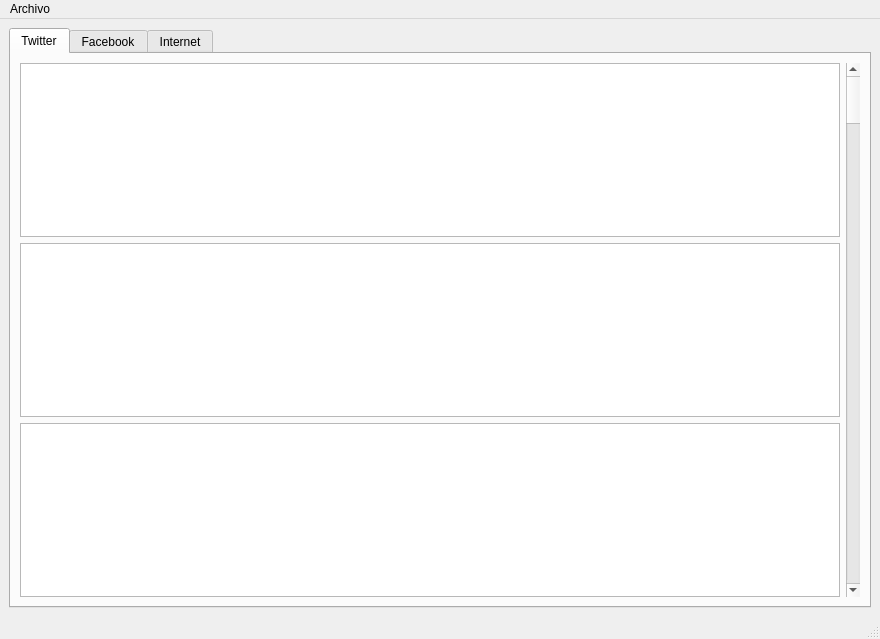
Qt form mainwindow.ui (DzThor/website-analytics-app) before a commit.
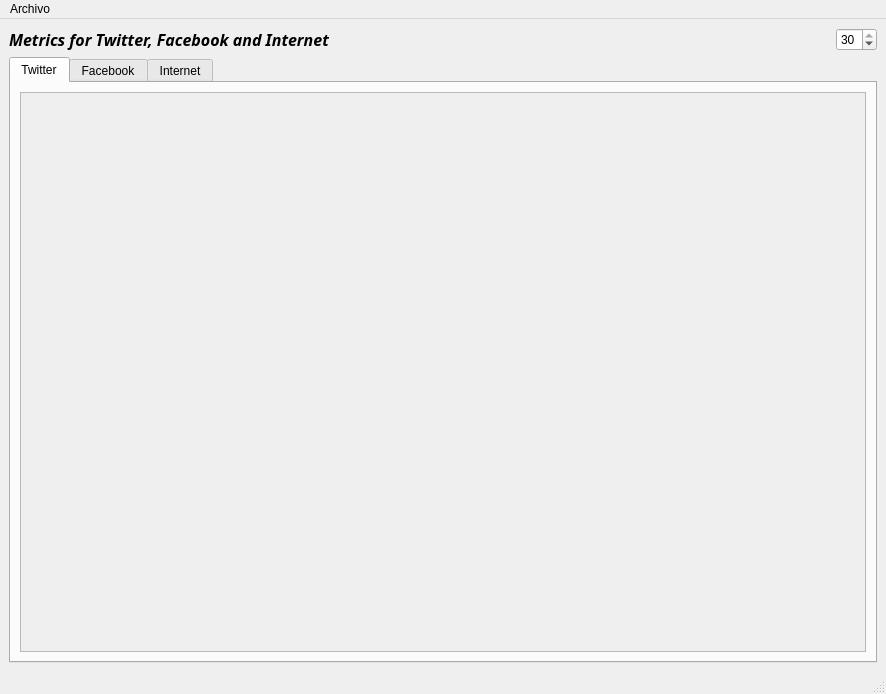
The same form after that commit.

What changed in the file:
```diff
--- a/mainwindow.ui
+++ b/mainwindow.ui
@@ -6,10 +6,16 @@
    <rect>
     <x>0</x>
     <y>0</y>
-    <width>880</width>
-    <height>639</height>
+    <width>886</width>
+    <height>694</height>
    </rect>
   </property>
+  <property name="sizePolicy">
+   <sizepolicy hsizetype="Expanding" vsizetype="Preferred">
+    <horstretch>0</horstretch>
+    <verstretch>0</verstretch>
+   </sizepolicy>
+  </property>
   <property name="windowTitle">
    <string>Website Analytics</string>
   </property>
@@ -20,17 +26,57 @@
    <enum>QTabWidget::Triangular</enum>
   </property>
   <widget class="QWidget" name="centralwidget">
-   <property name="maximumSize">
-    <size>
-     <width>813</width>
-     <height>577</height>
-    </size>
-   </property>
-   <layout class="QGridLayout" name="gridLayout">
-    <property name="sizeConstraint">
-     <enum>QLayout::SetMaximumSize</enum>
-    </property>
-    <item row="1" column="0">
+   <layout class="QVBoxLayout" name="verticalLayout_6">
+    <item>
+     <layout class="QHBoxLayout" name="horizontalLayout_2">
+      <property name="sizeConstraint">
+       <enum>QLayout::SetFixedSize</enum>
+      </property>
+      <item>
+       <widget class="QLabel" name="label">
+        <property name="font">
+         <font>
+          <family>Segoe UI Semibold</family>
+          <pointsize>12</pointsize>
+          <weight>75</weight>
+          <italic>true</italic>
+          <bold>true</bold>
+         </font>
+        </property>
+        <property name="text">
+         <string>Metrics for Twitter, Facebook and Internet</string>
+        </property>
+        <property name="wordWrap">
+         <bool>false</bool>
+        </property>
+       </widget>
+      </item>
+      <item>
+       <spacer name="horizontalSpacer">
+        <property name="orientation">
+         <enum>Qt::Horizontal</enum>
+        </property>
+        <property name="sizeHint" stdset="0">
+         <size>
+          <width>40</width>
+          <height>20</height>
+         </size>
+        </property>
+       </spacer>
+      </item>
+      <item>
+       <widget class="QSpinBox" name="spinBox">
+        <property name="maximum">
+         <number>30</number>
+        </property>
+        <property name="value">
+         <number>30</number>
+        </property>
+       </widget>
+      </item>
+     </layout>
+    </item>
+    <item>
      <widget class="QTabWidget" name="tabWidget">
       <property name="currentIndex">
        <number>0</number>
@@ -39,24 +85,67 @@
        <attribute name="title">
         <string>Twitter</string>
        </attribute>
-       <layout class="QGridLayout" name="gridLayout_2">
-        <item row="0" column="0">
-         <widget class="QGraphicsView" name="graphicsView"/>
-        </item>
-        <item row="1" column="0">
-         <widget class="QGraphicsView" name="graphicsView_2"/>
-        </item>
-        <item row="2" column="0">
-         <widget class="QGraphicsView" name="graphicsView_3"/>
-        </item>
-        <item row="0" column="1" rowspan="3">
-         <widget class="QScrollBar" name="verticalScrollBar">
-          <property name="layoutDirection">
-           <enum>Qt::RightToLeft</enum>
+       <layout class="QVBoxLayout" name="verticalLayout_2">
+        <item>
+         <widget class="QScrollArea" name="TwitterScrollArea">
+          <property name="focusPolicy">
+           <enum>Qt::NoFocus</enum>
           </property>
-          <property name="orientation">
-           <enum>Qt::Vertical</enum>
+          <property name="frameShadow">
+           <enum>QFrame::Plain</enum>
           </property>
+          <property name="verticalScrollBarPolicy">
+           <enum>Qt::ScrollBarAsNeeded</enum>
+          </property>
+          <property name="horizontalScrollBarPolicy">
+           <enum>Qt::ScrollBarAsNeeded</enum>
+          </property>
+          <property name="sizeAdjustPolicy">
+           <enum>QAbstractScrollArea::AdjustToContentsOnFirstShow</enum>
+          </property>
+          <property name="widgetResizable">
+           <bool>true</bool>
+          </property>
+          <widget class="QWidget" name="TwitterScrollAreaWidgetContents">
+           <property name="geometry">
+            <rect>
+             <x>0</x>
+             <y>0</y>
+             <width>834</width>
+             <height>531</height>
+            </rect>
+           </property>
+           <property name="sizePolicy">
+            <sizepolicy hsizetype="MinimumExpanding" vsizetype="MinimumExpanding">
+             <horstretch>0</horstretch>
+             <verstretch>0</verstretch>
+            </sizepolicy>
+           </property>
+           <layout class="QVBoxLayout" name="verticalLayout_3">
+            <property name="leftMargin">
+             <number>0</number>
+            </property>
+            <property name="topMargin">
+             <number>0</number>
+            </property>
+            <property name="rightMargin">
+             <number>0</number>
+            </property>
+            <property name="bottomMargin">
+             <number>0</number>
+            </property>
+            <item>
+             <layout class="QVBoxLayout" name="TwitterChartsVL">
+              <property name="spacing">
+               <number>10</number>
+              </property>
+              <property name="sizeConstraint">
+               <enum>QLayout::SetMinAndMaxSize</enum>
+              </property>
+             </layout>
+            </item>
+           </layout>
+          </widget>
          </widget>
         </item>
        </layout>
@@ -80,7 +169,7 @@
     <rect>
      <x>0</x>
      <y>0</y>
-     <width>880</width>
+     <width>886</width>
      <height>26</height>
     </rect>
    </property>
```
Left out of the diff: 104 changed lines with no effect on the pictures.
